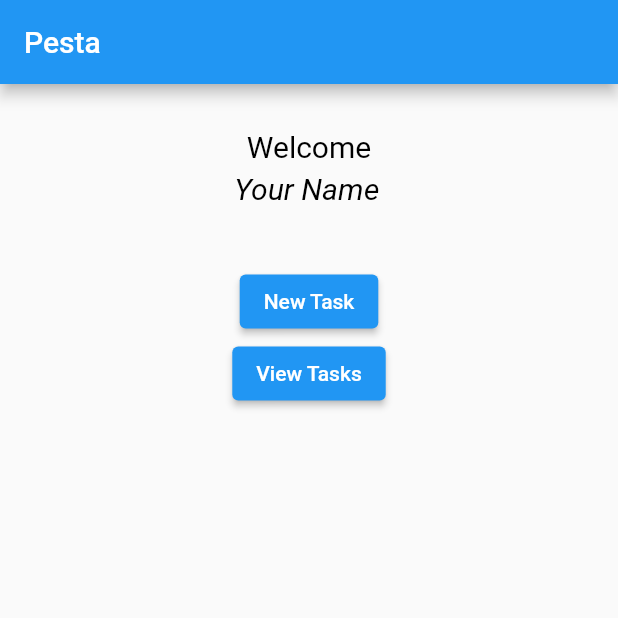
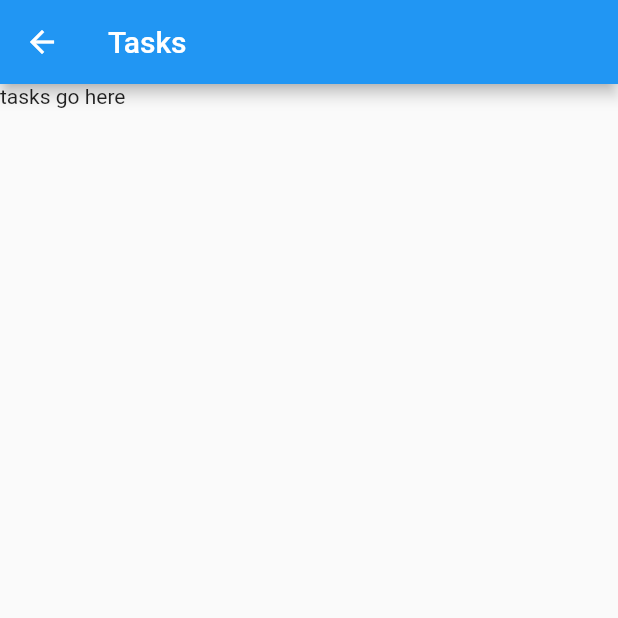
Before and after one commit to Lewington-pitsos/pesta, a Flutter app: the screen it shows after launch, after a tap on "View Tasks", on a phone screen of 412 x 824 dp, the top half of it. Run offline on Flutter 3.47's test engine with Material 2 defaults, Android fonts, the phone set to English and light mode, and no system bars; our stand-ins replace contacts_service, diacritic, flutter_form_builder, flutter_local_notifications, permission_handler and 2 more; missing offline and left inert: background_sms, dart:ffi, flutter_sms_inbox, fluttercontactpicker, workmanager; accounts and stored records are empty.

Commit message:
add new task and task screens with navigation

```diff
--- a/lib/main.dart
+++ b/lib/main.dart
@@ -160,10 +160,39 @@ class WelcomeScreenState extends State<WelcomeScreen> {
                   await data.setString(nameKey, value),
             )),
         SizedBox(height: 40),
-        ElevatedButton(onPressed: () {}, child: const Text("New Task")),
-        ElevatedButton(onPressed: () {}, child: const Text("View Tasks"))
+        ElevatedButton(
+            onPressed: () {
+              Navigator.of(context).push(
+                MaterialPageRoute(
+                  builder: (context) => const NewTaskScreen(),
+                ),
+              );
+            },
+            child: const Text("New Task")),
+        ElevatedButton(
+            onPressed: () {
+              Navigator.of(context).push(
+                MaterialPageRoute(
+                  builder: (context) => const TasksScreen(),
+                ),
+              );
+            },
+            child: const Text("View Tasks"))
       ],
     );
+  }
+}
+
+class NewTaskScreen extends StatelessWidget {
+  const NewTaskScreen({super.key});
+
+  @override
+  Widget build(BuildContext context) {
+    return Scaffold(
+        appBar: AppBar(
+          title: const Text('New Task'),
+        ),
+        body: TaskForm());
   }
 }
 
@@ -484,3 +513,16 @@ class _PestaFormState extends State<PestaForm> {
     ));
   }
 }
+
+class TasksScreen extends StatelessWidget {
+  const TasksScreen({super.key});
+
+  @override
+  Widget build(BuildContext context) {
+    return Scaffold(
+        appBar: AppBar(
+          title: const Text('Tasks'),
+        ),
+        body: const Text("tasks go here"));
+  }
+}
```
